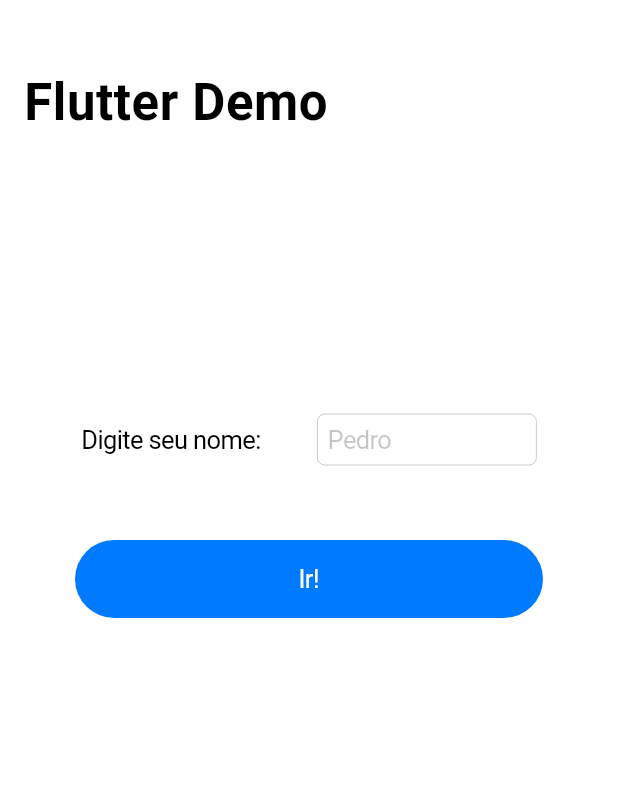
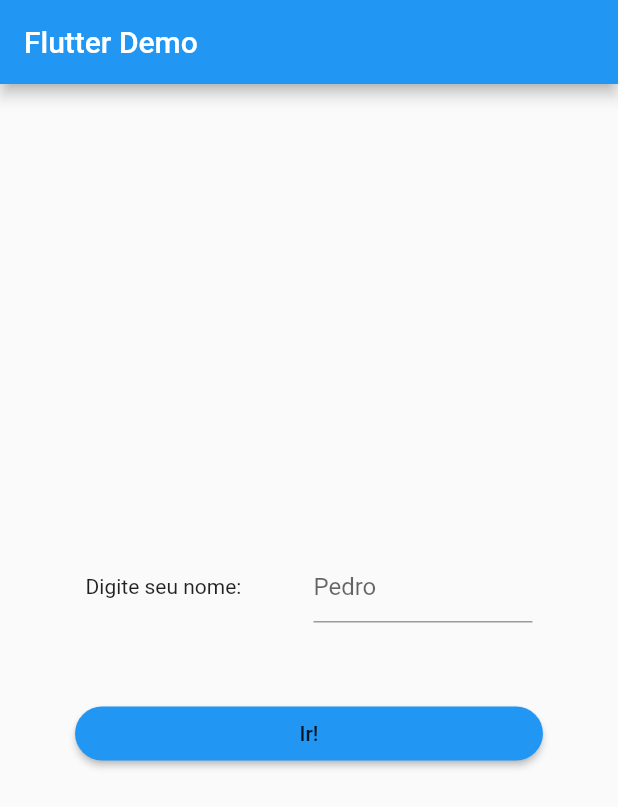
Before and after one commit to mugbug/native-vs-flutter, a Flutter app: the screen it shows after launch, on a phone screen of 412 x 824 dp. Shown: the top 807 px of the screen. Run offline on Flutter 3.47's test engine with Material 2 defaults, Android fonts, the phone set to English and light mode, and no system bars.

```diff
--- a/flutter/lib/HomePage/home_page.dart
+++ b/flutter/lib/HomePage/home_page.dart
@@ -1,11 +1,18 @@
 import 'package:demo/HomePage/home_stateful_content.dart';
 import 'package:flutter/cupertino.dart';
+import 'dart:io';
+
+import 'package:flutter/material.dart';
 
 class HomePage extends StatelessWidget {
   const HomePage({Key key}) : super(key: key);
 
   @override
   Widget build(BuildContext context) {
+    return Platform.isIOS ? _iosStyleWidgets() : _androidStyleWidgets();
+  }
+
+  Widget _iosStyleWidgets() {
     return CupertinoPageScaffold(
       // child: Padding(
       //   padding: EdgeInsets.all(50),
@@ -28,7 +35,8 @@ class HomePage extends StatelessWidget {
                 <Widget>[
                   Center(
                     child: Padding(
-                      padding: EdgeInsets.symmetric(vertical: 180, horizontal: 50),
+                      padding:
+                          EdgeInsets.symmetric(vertical: 180, horizontal: 50),
                       child: ContentWidget(),
                     ),
                   ),
@@ -40,4 +48,17 @@ class HomePage extends StatelessWidget {
       ),
     );
   }
+
+  Widget _androidStyleWidgets() {
+    return Scaffold(
+        appBar: AppBar(
+          title: const Text('Flutter Demo'),
+        ),
+        body: Center(
+      child: Padding(
+        padding: EdgeInsets.symmetric(vertical: 180, horizontal: 50),
+        child: ContentWidget(),
+      ),
+    ));
+  }
 }
--- a/flutter/lib/HomePage/home_stateful_content.dart
+++ b/flutter/lib/HomePage/home_stateful_content.dart
@@ -1,5 +1,9 @@
 import 'package:demo/NextPage/next_page.dart';
 import 'package:flutter/cupertino.dart';
+import 'dart:io';
+
+import 'package:flutter/material.dart';
+
 
 class ContentWidget extends StatefulWidget {
   ContentWidget({Key key}) : super(key: key);
@@ -24,6 +28,10 @@ class _ContentWidgetState extends State<ContentWidget> {
 
   @override
   Widget build(BuildContext context) {
+    return Platform.isIOS ?_iosWidgetStyle() : _androidWidgetStyle();
+  }
+
+  Widget _iosWidgetStyle() {
     return Center(
       child: Column(
         mainAxisSize: MainAxisSize.max,
@@ -59,4 +67,46 @@ class _ContentWidgetState extends State<ContentWidget> {
       ),
     );
   }
+
+  Widget _androidWidgetStyle() {
+    return Center(
+      child: Column(
+        mainAxisSize: MainAxisSize.max,
+        mainAxisAlignment: MainAxisAlignment.center,
+        children: [
+          Row(
+            // mainAxisSize: MainAxisSize.max,
+            mainAxisAlignment: MainAxisAlignment.spaceAround,
+            children: [
+              Flexible(
+                child: Text(
+                  "Digite seu nome:",
+                ),
+              ),
+              SizedBox(width: 20),
+              Flexible(
+                child: TextField(
+                  controller: _fieldController,
+                  decoration: InputDecoration(
+                    hintText: "Pedro"
+                  ),
+                ),
+              ),
+            ],
+          ),
+          SizedBox(height: 50),
+          MaterialButton(
+            shape: RoundedRectangleBorder(
+              borderRadius: BorderRadius.circular(100),
+            ),
+            color: Colors.blue,
+            child: Center(
+              child: Text("Ir!"),
+            ),
+            onPressed: pushNextScreen,
+          ),
+        ],
+      ),
+    );
+  }
 }
--- a/flutter/lib/NextPage/next_page.dart
+++ b/flutter/lib/NextPage/next_page.dart
@@ -1,4 +1,6 @@
 import 'package:flutter/cupertino.dart';
+import 'package:flutter/material.dart';
+import 'dart:io';
 
 class NextScreen extends StatelessWidget {
   const NextScreen({Key key, @required this.name}) : super(key: key);
@@ -7,6 +9,10 @@ class NextScreen extends StatelessWidget {
 
   @override
   Widget build(BuildContext context) {
+    return Platform.isIOS ? _iosPageScafold() : _materialScafold();
+  }
+
+  Widget _iosPageScafold() {
     return CupertinoPageScaffold(
       navigationBar: CupertinoNavigationBar(
         automaticallyImplyLeading: true,
@@ -19,4 +25,17 @@ class NextScreen extends StatelessWidget {
       ),
     );
   }
+
+  Widget _materialScafold() {
+    return Scaffold(
+      appBar: AppBar(
+        title: const Text("Flutte Demo"),
+      ),
+      body: Container(
+        child: Center(
+          child: Text("Oi, $name!!"),
+        ),
+      ),
+    );
+  }
 }
--- a/flutter/lib/main.dart
+++ b/flutter/lib/main.dart
@@ -1,5 +1,8 @@
 import 'package:demo/HomePage/home_page.dart';
 import 'package:flutter/cupertino.dart';
+import 'dart:io';
+
+import 'package:flutter/material.dart';
 
 void main() => runApp(DemoApp());
 
@@ -8,9 +11,20 @@ class DemoApp extends StatelessWidget {
 
   @override
   Widget build(BuildContext context) {
+    return Platform.isIOS ? _cupertinoApp() : _materialApp();
+  }
+
+  Widget _cupertinoApp(){
     return CupertinoApp(
       title: "DemoApp",
       home: HomePage(),
     );
   }
+
+  Widget _materialApp(){
+    return MaterialApp(
+      title: "DemoApp",
+      home: HomePage(),
+    );
+  }
 }
```
Also changed, not shown: 1 other file.
